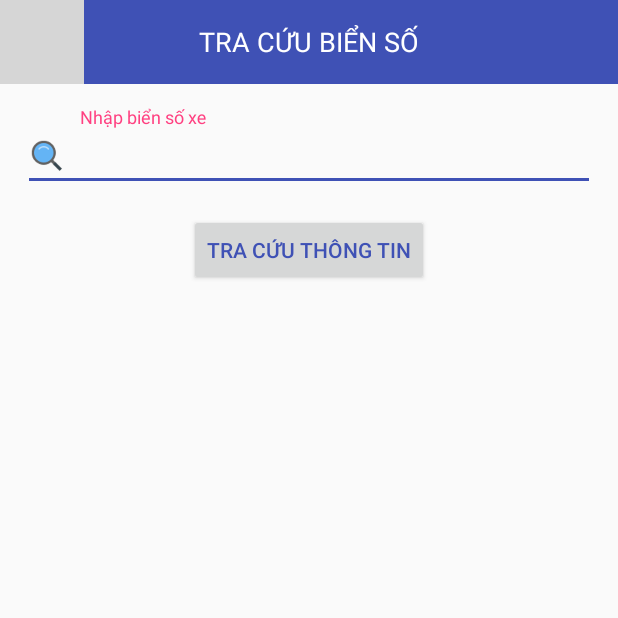
After one commit to haidong94/KiemSoatXeQuanSu, an Android app: the SearchLicenseVehicleActivity screen opened directly, with no data from a screen before it, on a phone screen of 412 x 824 dp, the top half of it. The commit adds this screen. Run offline under Robolectric (Android 15) with nearby library versions, the phone set to English and light mode, and no system bars; libraries missing offline, so code that uses them is left out: io.objectbox; 5 statements that could not run were skipped; grey boxes are pictures that could not be loaded.

Commit message:
04-05 complete

```diff
--- /dev/null
+++ b/app/src/main/java/com/example/dong/kiemsoatxequansu/ui/searchinfor/SearchLicenseVehicleActivity.java
@@ -0,0 +1,136 @@
+package com.example.dong.kiemsoatxequansu.ui.searchinfor;
+
+import android.content.Intent;
+import android.os.Bundle;
+import android.support.annotation.Nullable;
+import android.support.design.widget.TextInputLayout;
+import android.support.v7.app.AppCompatActivity;
+import android.text.TextUtils;
+import android.view.View;
+import android.widget.Button;
+import android.widget.EditText;
+import android.widget.ImageView;
+import android.widget.Toast;
+
+import com.example.dong.kiemsoatxequansu.R;
+import com.example.dong.kiemsoatxequansu.app.App;
+import com.example.dong.kiemsoatxequansu.data.model.CategoryVehicle;
+import com.example.dong.kiemsoatxequansu.data.model.CategoryVehicle_;
+import com.example.dong.kiemsoatxequansu.data.model.DetailVehicle;
+import com.example.dong.kiemsoatxequansu.data.model.DetailVehicle_;
+import com.example.dong.kiemsoatxequansu.data.model.SignLicensePlates;
+import com.example.dong.kiemsoatxequansu.data.model.SignLicensePlates_;
+import com.example.dong.kiemsoatxequansu.data.model.UnitOrganization;
+import com.example.dong.kiemsoatxequansu.data.model.UnitOrganization_;
+import com.example.dong.kiemsoatxequansu.utils.Commons;
+import com.example.dong.kiemsoatxequansu.utils.TransactionTime;
+
+import io.objectbox.Box;
+import io.objectbox.BoxStore;
+
+public class SearchLicenseVehicleActivity extends AppCompatActivity {
+    private TextInputLayout tilLicensePlates;
+    private EditText edLicensePlates;
+    private Button btnSearch;
+    private ImageView ivBack;
+    private TransactionTime transactionTime;
+
+    private BoxStore boxStore;
+    private Box<DetailVehicle> detailVehicleBox;
+    private Box<UnitOrganization> unitOrganizationBox;
+    private Box<SignLicensePlates> signLicensePlatesBox;
+    private Box<CategoryVehicle> categoryVehicleBox;
+    @Override
+    protected void onCreate(@Nullable Bundle savedInstanceState) {
+        super.onCreate(savedInstanceState);
+        setContentView(R.layout.activity_search_license_vehicle);
+
+        //Get data từ database
+        getData();
+        //Khởi tạo control
+        addControl();
+        //Sự kiện các control
+        addEvent();
+    }
+    /**
+     * Get data từ database
+     * Created by Dong on 25-Apr-18
+     */
+    private void getData() {
+        try {
+            boxStore = ((App) getApplication()).getBoxStore();
+            detailVehicleBox = boxStore.boxFor(DetailVehicle.class);
+            signLicensePlatesBox = boxStore.boxFor(SignLicensePlates.class);
+            categoryVehicleBox = boxStore.boxFor(CategoryVehicle.class);
+            unitOrganizationBox = boxStore.boxFor(UnitOrganization.class);
+
+        } catch (Exception e) {
+            e.printStackTrace();
+        }
+
+    }
+
+    /**
+     * Sự kiện các control
+     * Created by Dong on 04-May-18
+     */
+    private void addEvent() {
+        ivBack.setOnClickListener(new View.OnClickListener() {
+            @Override
+            public void onClick(View v) {
+                finish();
+            }
+        });
+
+        btnSearch.setOnClickListener(new View.OnClickListener() {
+            @Override
+            public void onClick(View v) {
+                try {
+                    if (TextUtils.isEmpty(edLicensePlates.getText().toString())) {
+                        Toast.makeText(SearchLicenseVehicleActivity.this, getResources().getString(R.string.quality_image_bad), Toast.LENGTH_SHORT).show();
+
+                    } else {
+                        //in hoa chuỗi nhập
+                        String numberDrivingLicensePlates = edLicensePlates.getText().toString().trim().replace("-", "").toUpperCase();
+                        //Lấy 2 kí tự đầu
+                        String signUnit = Character.toString(numberDrivingLicensePlates.charAt(0)) + Character.toString(numberDrivingLicensePlates.charAt(1));
+                        String signUnitEncode = Commons.encodeString(signUnit);
+
+                        //Kiểm tra 2 kí tự đầu trong bảng kí hiệu biển số: nếu không có là biển giả luôn
+                        SignLicensePlates signLicensePlates = signLicensePlatesBox.query().equal(SignLicensePlates_.sign, signUnitEncode).build().findFirst();
+                        if (signLicensePlates != null) {
+                            String numberEncode = Commons.encodeString(numberDrivingLicensePlates);
+                            //Kiểm tra biển xe trong bảng chi tiết xe:Nếu không có là biển giả
+                            DetailVehicle detailVehicle = detailVehicleBox.query().equal(DetailVehicle_.licensePlate, numberEncode).build().findFirst();
+                            if (detailVehicle != null) {
+                                UnitOrganization unitOrganization=unitOrganizationBox.query().equal(UnitOrganization_.idUnit, detailVehicle.getIdUnit()).build().findFirst();
+                                CategoryVehicle categoryVehicle=categoryVehicleBox.query().equal(CategoryVehicle_.idCategoryVehicle, detailVehicle.getIdCategoryVehicle()).build().findFirst();
+                                Intent intent = new Intent(SearchLicenseVehicleActivity.this, InforVehicleActivity.class);
+                                intent.putExtra(Commons.KEY_VEHICLE, detailVehicle);
+                                intent.putExtra(Commons.KEY_UNIT, unitOrganization.getName());
+                                intent.putExtra(Commons.KEY_CATEGORY_VEHICLE, categoryVehicle.getName());
+                                startActivity(intent);
+                            } else {
+                                Toast.makeText(SearchLicenseVehicleActivity.this, getResources().getString(R.string.not_plates), Toast.LENGTH_SHORT).show();
+
+                            }
+                        } else {
+                            Toast.makeText(SearchLicenseVehicleActivity.this, getResources().getString(R.string.not_plates), Toast.LENGTH_SHORT).show();
+
+                        }
+
+                    }
+                } catch (Exception e) {
+                    e.printStackTrace();
+                }
+            }
+        });
+    }
+
+    private void addControl() {
+        ivBack = findViewById(R.id.ivBack);
+        tilLicensePlates = findViewById(R.id.tilLicensePlates);
+        edLicensePlates = findViewById(R.id.edLicensePlates);
+        btnSearch = findViewById(R.id.btnSearch);
+    }
+}
--- /dev/null
+++ b/app/src/main/res/layout/activity_search_license_vehicle.xml
@@ -0,0 +1,58 @@
+<?xml version="1.0" encoding="utf-8"?>
+<LinearLayout
+    android:orientation="vertical"
+    xmlns:android="http://schemas.android.com/apk/res/android"
+    xmlns:tools="http://schemas.android.com/tools"
+    android:layout_width="match_parent"
+    android:layout_height="match_parent">
+    <RelativeLayout
+        android:layout_width="match_parent"
+        android:layout_height="wrap_content"
+        android:background="@color/colorPrimary"
+        android:orientation="horizontal">
+
+        <ImageView
+            android:id="@+id/ivBack"
+            android:layout_width="?attr/actionBarSize"
+            android:layout_height="?attr/actionBarSize"
+            android:padding="15dp"
+            android:src="@drawable/ic_arrow_back_white_24dp"
+            tools:ignore="ContentDescription" />
+
+        <TextView
+            android:id="@+id/tvTitleNoteBook"
+            android:layout_width="wrap_content"
+            android:drawablePadding="5dp"
+            android:layout_height="wrap_content"
+            android:layout_centerInParent="true"
+            android:gravity="center"
+            android:text="@string/search_license_plates_vehicle"
+            android:textColor="@color/colorWhile"
+            android:textSize="18sp" />
+    </RelativeLayout>
+    <android.support.design.widget.TextInputLayout
+        android:layout_margin="15dp"
+        android:id="@+id/tilLicensePlates"
+        android:layout_width="match_parent"
+        android:layout_height="wrap_content">
+        <EditText
+            android:id="@+id/edLicensePlates"
+            android:drawablePadding="10dp"
+            android:layout_width="match_parent"
+            android:layout_height="wrap_content"
+            android:hint="@string/enter_license_plates"
+            android:drawableLeft="@drawable/ic_search"
+            android:textColorHint="@color/colorPrimary"
+            android:theme="@style/EditTextTheme"
+            tools:ignore="RtlHardcoded" />
+    </android.support.design.widget.TextInputLayout>
+
+    <Button
+        android:textColor="@color/colorPrimary"
+        android:id="@+id/btnSearch"
+        android:layout_gravity="center"
+        android:text="@string/search_infor"
+        android:layout_width="wrap_content"
+        android:layout_height="wrap_content" />
+
+</LinearLayout>
--- a/app/src/main/res/values/strings.xml
+++ b/app/src/main/res/values/strings.xml
@@ -36,6 +36,7 @@
     <string name="not_a_license_plate">Không phải định dạng biển số xe</string>
     <string name="not_a_photo">Bạn chưa chọn ảnh</string>
     <string name="enter_driving_license">Nhập số giấy phép lái xe</string>
+    <string name="enter_license_plates">Nhập biển số xe</string>
     <string name="search_driving_license">TRA CỨU GIẤY PHÉP LÁI XE</string>
     <string name="search_infor">Tra cứu thông tin</string>
     <string name="empty_driving_license">Bạn chưa nhập số giấy phép lái xe</string>
```
Also changed, not shown: app/src/main/AndroidManifest.xml (+8 -2 lines), app/src/main/java/com/example/dong/kiemsoatxequansu/ui/main/MainActivity.java (+26 -4 lines), app/src/main/java/com/example/dong/kiemsoatxequansu/ui/searchdrivinglicense/DrivingLicenseActivity.java (+7 -3 lines), app/src/main/java/com/example/dong/kiemsoatxequansu/ui/searchinfor/RecognizerLisenceVehileActivity.java (renamed from app/src/main/java/com/example/dong/kiemsoatxequansu/ui/searchinfor/SearchLisenceVehileActivity.java, +7 -7 lines).
